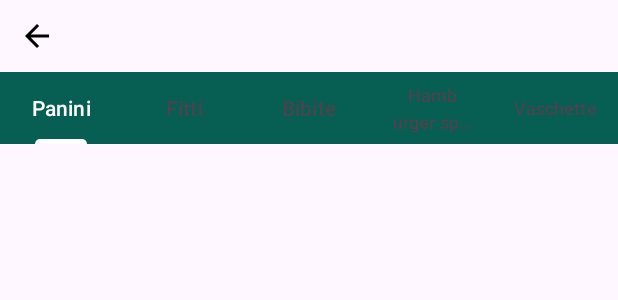
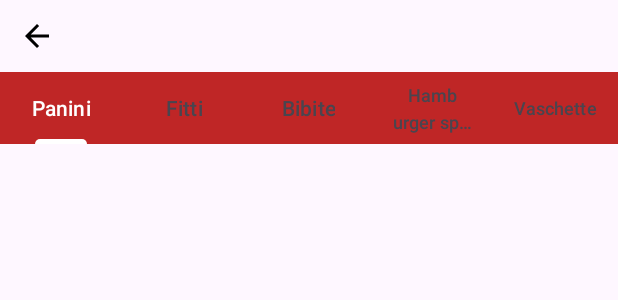
Before and after one commit to MarioAudibussio/ProgettoPanineria99, an Android app: the layout activity_second.xml on its own in the app's theme, with its tools: preview values and no code run, on a phone screen of 412 x 824 dp. Shown: the top 300 px of the screen. Run offline under Robolectric (Android 15) with nearby library versions, the phone set to English and light mode, and no system bars.

Commit message:
ho cambiato il colore dell top menu

```diff
--- a/app/src/main/res/layout/activity_second.xml
+++ b/app/src/main/res/layout/activity_second.xml
@@ -25,7 +25,7 @@
         android:id="@+id/tablayout"
         android:layout_width="0dp"
         android:layout_height="wrap_content"
-        android:background="#075E53"
+        android:background="@color/primario"
         app:layout_constraintEnd_toEndOf="parent"
         app:layout_constraintHorizontal_bias="1.0"
         app:layout_constraintStart_toStartOf="parent"
```
